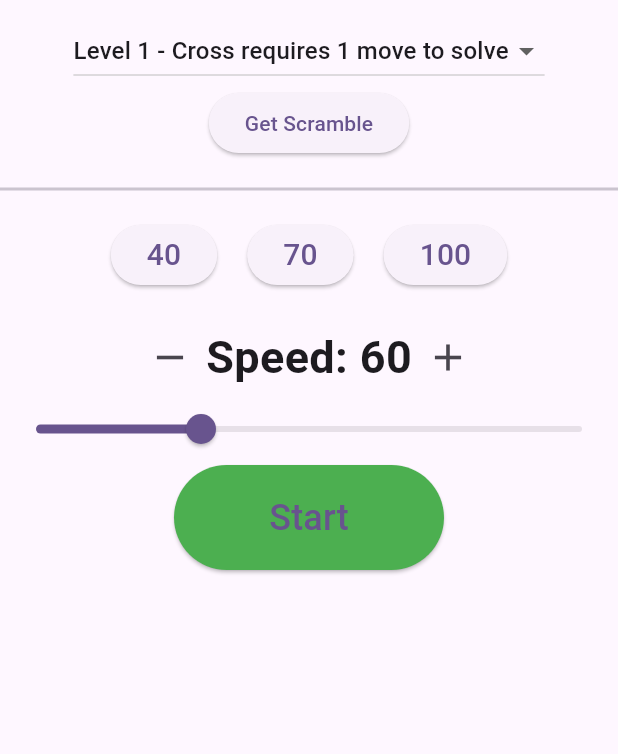
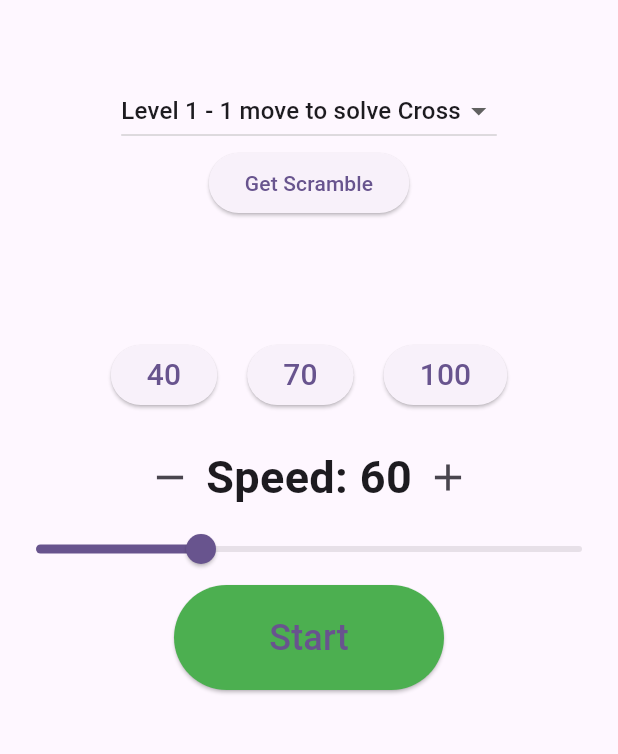
Before and after one commit to xiang-lee/CubeTrainer, a Flutter app: the screen it shows after launch, on a phone screen of 412 x 824 dp, the part 69-823 px from its top. Run offline on Flutter 3.47's test engine with Material 3 defaults, Android fonts, the phone set to English and light mode, and no system bars; our stand-ins replace audioplayers; project files that could hold a hidden picture were left out.

Commit message:
Update layout

```diff
--- a/lib/C2F2L.dart
+++ b/lib/C2F2L.dart
@@ -11,14 +11,14 @@ class _C2F2LWidgetState extends State<C2F2LWidget> {
   int _selectedLevel = 0;
   List<List<String>> scrambles = [];
   List<String> levels = [
-    'Level 1 - Cross requires 1 move to solve',
-    'Level 2 - Cross requires 2 move to solve',
-    'Level 3 - Cross requires 3 move to solve',
-    'Level 4 - Cross requires 4 move to solve',
-    'Level 5 - Cross requires 5 move to solve',
-    'Level 6 - Cross requires 6 move to solve',
-    'Level 7 - Cross requires 7 move to solve',
-    'Level 8 - Cross requires 8 move to solve',
+    'Level 1 - 1 move to solve Cross',
+    'Level 2 - 2 move to solve Cross',
+    'Level 3 - 3 move to solve Cross',
+    'Level 4 - 4 move to solve Cross',
+    'Level 5 - 5 move to solve Cross',
+    'Level 6 - 6 move to solve Cross',
+    'Level 7 - 7 move to solve Cross',
+    'Level 8 - 8 move to solve Cross',
   ];
   String _scrambleResult = '';
 
--- a/lib/main.dart
+++ b/lib/main.dart
@@ -67,9 +67,12 @@ class _MyHomePageState extends State<MyHomePage> {
       body: SingleChildScrollView(
         child: Column(
           children: [
-            C2F2LWidget(),
-            Divider(height: 40, thickness: 2),
-            MetronomeWidget(),
+           Padding(
+              padding: const EdgeInsets.only(top: 40.0), // 调整 C2F2LWidget 顶部边距
+              child: C2F2LWidget(),
+            ),
+            SizedBox(height: 80), // 增加 C2F2LWidget 和 MetronomeWidget 之间的距离
+            MetronomeWidget(key: _metronomeKey), // 确保传递 GlobalKey
           ],
         ),
       ),
```
